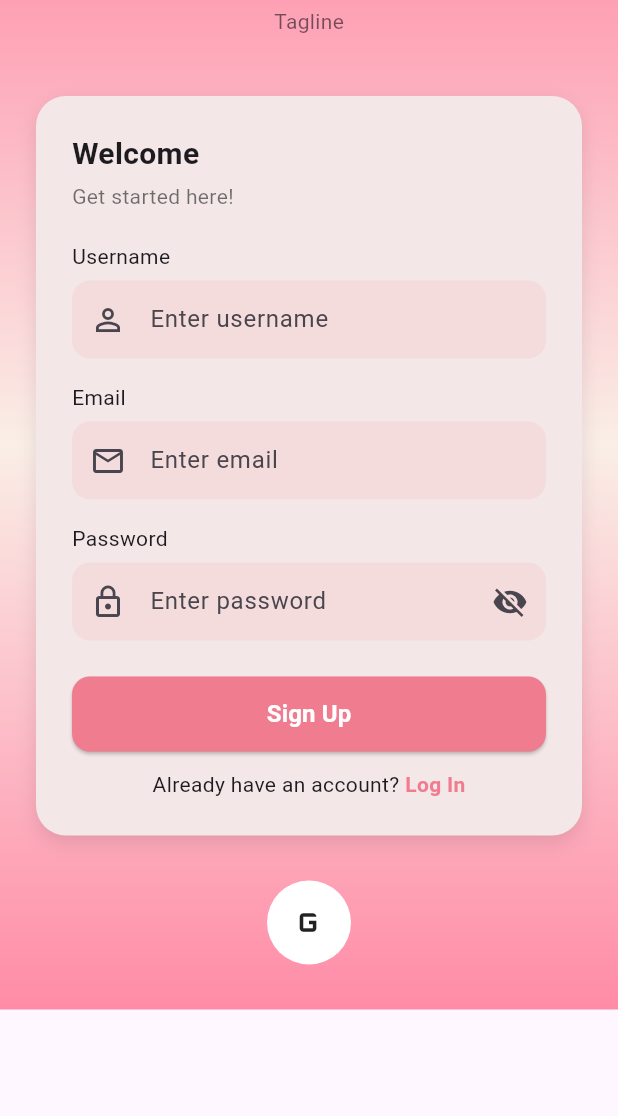
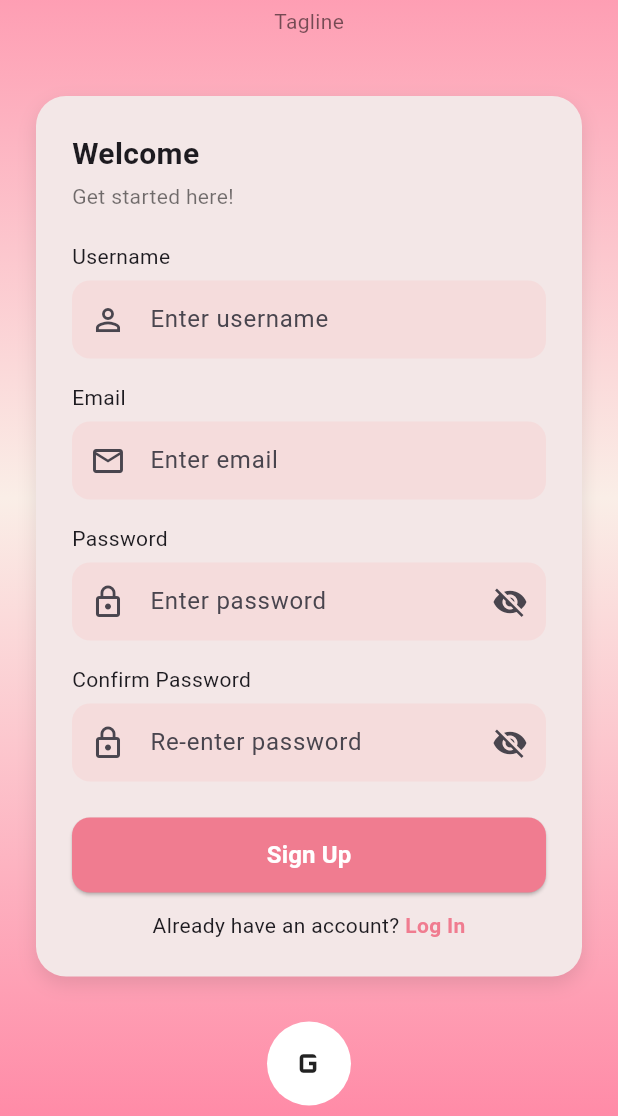
Before and after one commit to cffajardo/nutricook, a Flutter app: the RegisterScreen screen opened by its route, on a phone screen of 412 x 824 dp, the part 120-1236 px from its top. Run offline on Flutter 3.47's test engine with Material 3 defaults, Android fonts, the phone set to English and light mode, and no system bars; our stand-ins replace cloud_firestore, firebase_auth, firebase_core, flutter_riverpod, freezed_annotation, go_router and 1 more; accounts and stored records are empty.

Commit message:
Add confirm password field and validation to registration screen

```diff
--- a/lib/features/auth/screens/register_screen.dart
+++ b/lib/features/auth/screens/register_screen.dart
@@ -16,9 +16,11 @@ class _RegisterScreenState extends ConsumerState<RegisterScreen> {
   final _formKey = GlobalKey<FormState>();
   final _emailController = TextEditingController();
   final _passwordController = TextEditingController();
+  final _confirmPasswordController = TextEditingController();
   final _usernameController = TextEditingController();
 
   bool _isPasswordVisible = false;
+  bool _isConfirmPasswordVisible = false;
   bool _isLoading = false;
   String? _errorMessage;
 
@@ -26,6 +28,7 @@ class _RegisterScreenState extends ConsumerState<RegisterScreen> {
   void dispose() {
     _emailController.dispose();
     _passwordController.dispose();
+    _confirmPasswordController.dispose();
     _usernameController.dispose();
     super.dispose();
   }
@@ -33,6 +36,12 @@ class _RegisterScreenState extends ConsumerState<RegisterScreen> {
   void _togglePasswordVisibility() {
     setState(() {
       _isPasswordVisible = !_isPasswordVisible;
+    });
+  }
+
+  void _toggleConfirmPasswordVisibility() {
+    setState(() {
+      _isConfirmPasswordVisible = !_isConfirmPasswordVisible;
     });
   }
 
@@ -121,6 +130,7 @@ class _RegisterScreenState extends ConsumerState<RegisterScreen> {
   @override
   Widget build(BuildContext context) {
     return Scaffold(
+      backgroundColor: const Color(0xFFFF8BA7),
       body: Container(
         decoration: const BoxDecoration(
           gradient: LinearGradient(
@@ -242,8 +252,7 @@ class _RegisterScreenState extends ConsumerState<RegisterScreen> {
                           TextFormField(
                             controller: _passwordController,
                             obscureText: !_isPasswordVisible,
-                            textInputAction: TextInputAction.done,
-                            onFieldSubmitted: (_) => _register(),
+                            textInputAction: TextInputAction.next,
                             decoration: _inputDecoration(
                               'Enter password',
                               Icons.lock_outline,
@@ -257,6 +266,31 @@ class _RegisterScreenState extends ConsumerState<RegisterScreen> {
                               }
                               if (!isValidPassword(value)) {
                                 return 'Min 6 chars, include a number';
+                              }
+                              return null;
+                            },
+                          ),
+                          const SizedBox(height: 16),
+                          const Text('Confirm Password'),
+                          const SizedBox(height: 6),
+                          TextFormField(
+                            controller: _confirmPasswordController,
+                            obscureText: !_isConfirmPasswordVisible,
+                            textInputAction: TextInputAction.done,
+                            onFieldSubmitted: (_) => _register(),
+                            decoration: _inputDecoration(
+                              'Re-enter password',
+                              Icons.lock_outline,
+                              isPassword: true,
+                              isPasswordVisible: _isConfirmPasswordVisible,
+                              onSuffixPressed: _toggleConfirmPasswordVisibility,
+                            ),
+                            validator: (value) {
+                              if (value == null || value.isEmpty) {
+                                return 'Please confirm your password';
+                              }
+                              if (value != _passwordController.text) {
+                                return 'Passwords do not match';
                               }
                               return null;
                             },
@@ -323,9 +357,8 @@ class _RegisterScreenState extends ConsumerState<RegisterScreen> {
                       ),
                     ),
                     const SizedBox(height: 30),
-                    InkWell(
+                    GestureDetector(
                       onTap: _isLoading ? null : _registerWithGoogle,
-                      borderRadius: BorderRadius.circular(50),
                       child: const CircleAvatar(
                         radius: 28,
                         backgroundColor: Colors.white,
```
